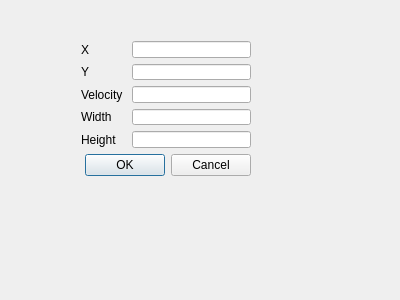
Above: WaveSim/WaveSim/EditRectDialog.ui from willamm/WaveSimulator before the change. Below: the same form after it.
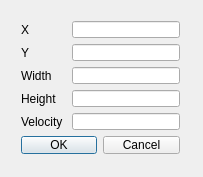
That is the form after the change.

What changed in the file:
```diff
--- a/WaveSim/WaveSim/EditRectDialog.ui
+++ b/WaveSim/WaveSim/EditRectDialog.ui
@@ -6,24 +6,22 @@
    <rect>
     <x>0</x>
     <y>0</y>
-    <width>400</width>
-    <height>300</height>
+    <width>203</width>
+    <height>177</height>
    </rect>
   </property>
   <property name="windowTitle">
    <string>Edit Rectangle</string>
   </property>
-  <widget class="QWidget" name="layoutWidget">
+  <widget class="QWidget" name="">
    <property name="geometry">
     <rect>
-     <x>70</x>
-     <y>30</y>
-     <width>192</width>
-     <height>157</height>
+     <x>10</x>
+     <y>10</y>
+     <width>181</width>
+     <height>155</height>
     </rect>
    </property>
-   <layout class="QVBoxLayout" name="verticalLayout">
-    <item>
      <layout class="QFormLayout" name="formLayout">
       <item row="0" column="0">
        <widget class="QLabel" name="xLabel">
@@ -46,38 +44,36 @@
        <widget class="QLineEdit" name="yLineEdit"/>
       </item>
       <item row="2" column="0">
-       <widget class="QLabel" name="velocityLabel">
-        <property name="text">
-         <string>Velocity </string>
-        </property>
-       </widget>
-      </item>
-      <item row="2" column="1">
-       <widget class="QLineEdit" name="velocityLineEdit"/>
-      </item>
-      <item row="3" column="0">
        <widget class="QLabel" name="widthLabel">
         <property name="text">
          <string>Width</string>
         </property>
        </widget>
       </item>
-      <item row="3" column="1">
+    <item row="2" column="1">
        <widget class="QLineEdit" name="widthLineEdit"/>
       </item>
-      <item row="4" column="0">
+    <item row="3" column="0">
        <widget class="QLabel" name="heightLabel">
         <property name="text">
          <string>Height</string>
         </property>
        </widget>
       </item>
-      <item row="4" column="1">
+    <item row="3" column="1">
        <widget class="QLineEdit" name="heightLineEdit"/>
       </item>
-     </layout>
+    <item row="4" column="0">
+     <widget class="QLabel" name="velocityLabel">
+      <property name="text">
+       <string>Velocity </string>
+      </property>
+     </widget>
     </item>
-    <item>
+    <item row="4" column="1">
+     <widget class="QLineEdit" name="velocityLineEdit"/>
+    </item>
+    <item row="5" column="0" colspan="2">
      <widget class="QDialogButtonBox" name="buttonBox">
       <property name="standardButtons">
        <set>QDialogButtonBox::Cancel|QDialogButtonBox::Ok</set>
```
Left out of the diff: 7 changed lines with no effect on the pictures. Lines whose indentation alone changed are shown as unchanged.
